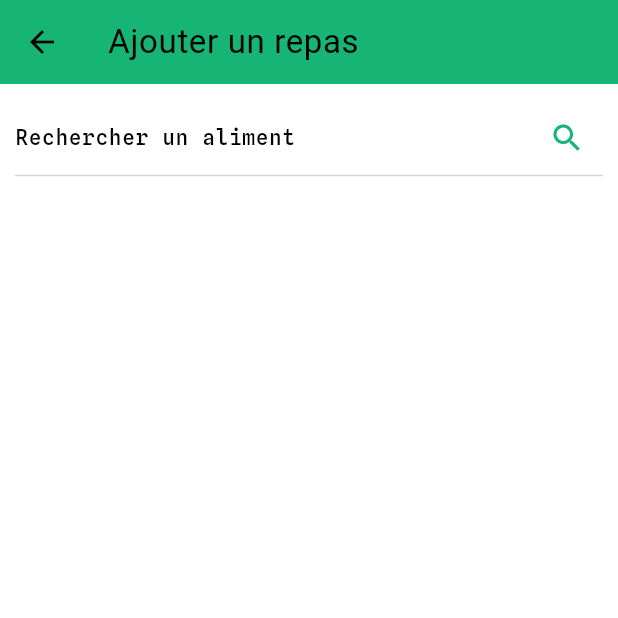
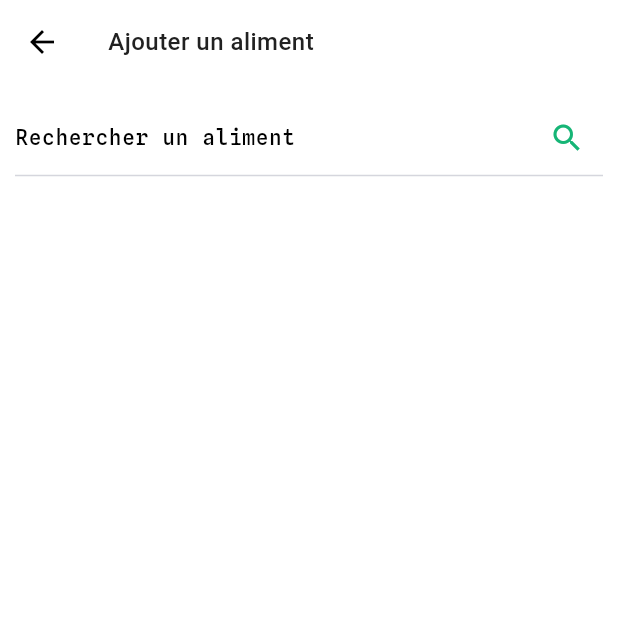
Before and after one commit to MaximeLemesle/Compteur-de-calories, a Flutter app: the AddMeal screen opened by its route, on a phone screen of 412 x 824 dp, the top half of it. Run offline on Flutter 3.47's test engine with Material 3 defaults, Android fonts, the phone set to English and light mode, and no system bars; our stand-ins replace percent_indicator; Roboto replaces fonts that are missing (Dela Gothic One).

Commit message:
✅ Add Appbar on add_meal.dart | 12/04

```diff
--- a/lib/ui/screens/add_meal.dart
+++ b/lib/ui/screens/add_meal.dart
@@ -19,8 +19,11 @@ class _AddMealState extends State<AddMeal> {
     return Scaffold(
       // --- AppBar --- //
       appBar: AppBar(
-        title: const Text('Ajouter un repas'),
-        backgroundColor: Theme.of(context).colorScheme.primary,
+        title: Text(
+          'Ajouter un aliment',
+          style: Theme.of(context).textTheme.titleMedium,
+        ),
+        backgroundColor: Theme.of(context).colorScheme.background,
       ),
       body: Container(
         margin: const EdgeInsets.all(10.0),
```
